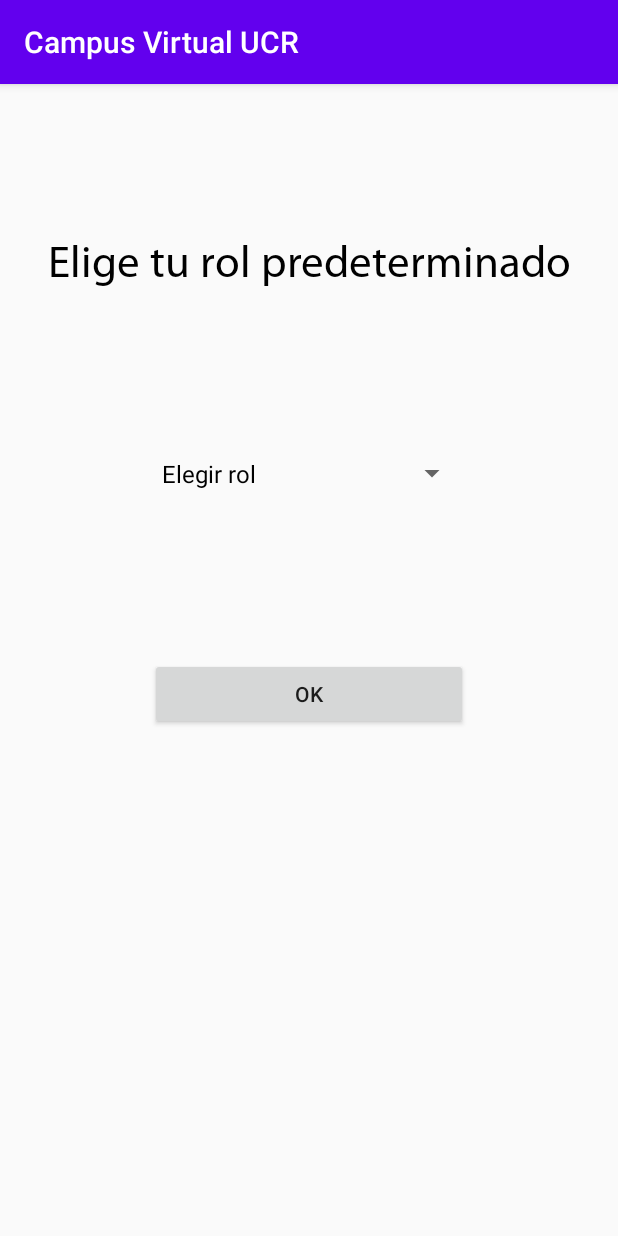
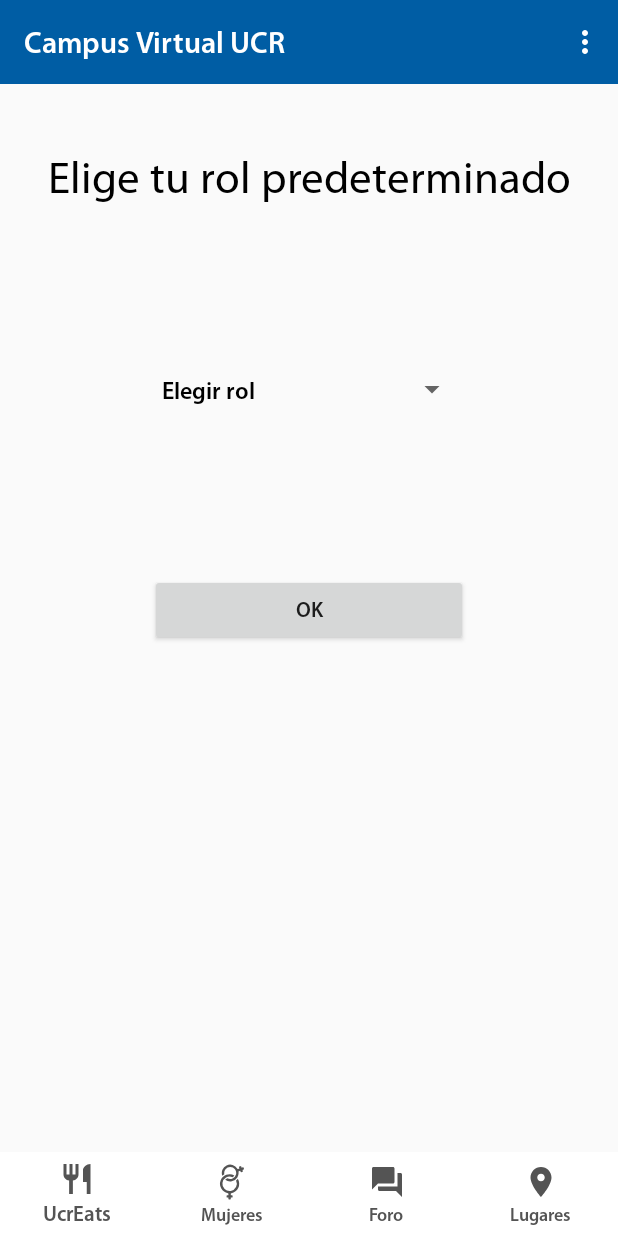
Before and after one commit to merojosa/Campus-UCR, an Android app: the RoleActivity screen opened directly, with no data from a screen before it, on a phone screen of 412 x 824 dp. Run offline under Robolectric (Android 15) with nearby library versions, the phone set to English and light mode, and no system bars; our stand-ins replace Firebase (no records; nobody signed in at launch, a user with empty details on screens opened directly), Timber; 1 statement that could not run was skipped.

Commit message:
Arreglos visuales en la elección del rol

```diff
--- a/app/src/main/AndroidManifest.xml
+++ b/app/src/main/AndroidManifest.xml
@@ -13,7 +13,8 @@
         android:roundIcon="@mipmap/ic_launcher_round"
         android:supportsRtl="true"
         android:theme="@style/AppTheme">
-        <activity android:name=".ucr_eats.activites.RoleActivity"></activity>
+        <activity android:name=".ucr_eats.activites.RoleActivity"
+            android:theme="@style/AppTheme.InterestsThemeNoBar" />
         <activity android:name=".red_mujeres.FormularioComunidad" />
         <activity android:name=".InterestPoints.Comment.CommentPopUp" />
         <activity android:name=".red_mujeres.MisComunidades" />
--- a/app/src/main/res/layout/activity_role.xml
+++ b/app/src/main/res/layout/activity_role.xml
@@ -52,4 +52,24 @@
             android:text="@android:string/ok" />
     </LinearLayout>
 
+    <fragment
+        android:id="@+id/appBar"
+        class="cr.ac.ucr.ecci.cql.campus20.AppBarFragment"
+        android:layout_width="match_parent"
+        android:layout_height="0dp"
+        android:layout_gravity="bottom"
+        android:layout_weight="1"
+        app:layout_constraintTop_toTopOf="parent"
+        tools:layout="@layout/fragment_app_bar" />
+
+    <fragment
+        android:id="@+id/NavigationBar"
+        class="cr.ac.ucr.ecci.cql.campus20.NavigationBarFragment"
+        android:layout_width="match_parent"
+        android:layout_height="0dp"
+        android:layout_gravity="bottom"
+        android:layout_weight="1"
+        app:layout_constraintBottom_toBottomOf="parent"
+        tools:layout="@layout/fragment_navigation_bar" />
+
 </androidx.constraintlayout.widget.ConstraintLayout>
```
